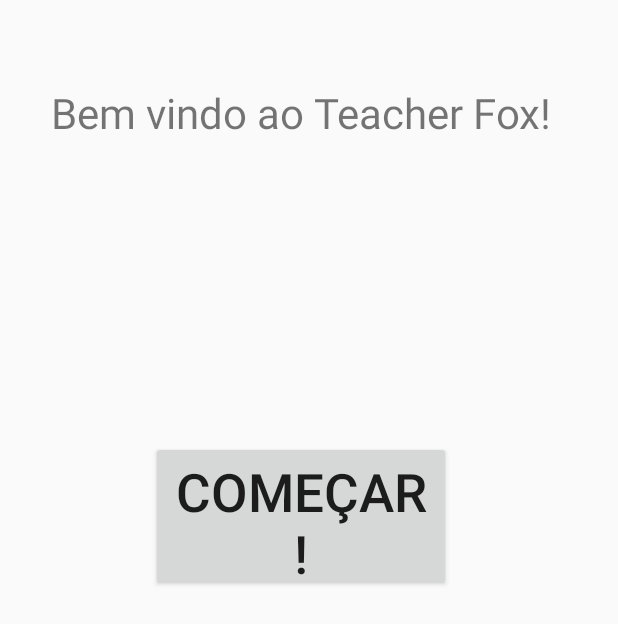
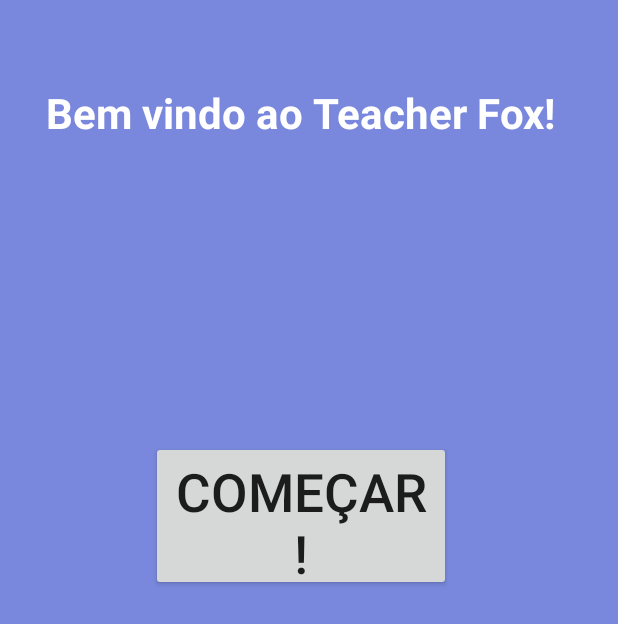
Before and after one commit to AndreArrebola/TeacherFox, an Android app: the layout activity_main.xml on its own in the app's theme, with its tools: preview values and no code run, on a phone screen of 412 x 824 dp. Shown: the top 624 px of the screen. Run offline under Robolectric (Android 15) with nearby library versions, the phone set to English and light mode, and no system bars.

Commit message:
Conceito tela de introdução

```diff
--- a/TeacherFox/app/src/main/res/layout/activity_main.xml
+++ b/TeacherFox/app/src/main/res/layout/activity_main.xml
@@ -7,7 +7,7 @@
     android:paddingLeft="@dimen/activity_horizontal_margin"
     android:paddingRight="@dimen/activity_horizontal_margin"
     android:paddingTop="@dimen/activity_vertical_margin"
-
+android:background="@color/colorPrimary"
     tools:context="com.teacherfox.legendary.teacherfox.MainActivity">
 <LinearLayout
     android:layout_width="match_parent"
@@ -20,6 +20,8 @@
         android:text="@string/welcome"
         android:layout_gravity="center"
         android:layout_marginTop="40dp"
+        android:textColor="#FFFFFF"
+        android:textStyle="bold"
         android:textSize="28dp"/>
     <LinearLayout
         android:layout_width="wrap_content"
@@ -30,7 +32,7 @@
         <Button
             android:layout_width="200dp"
             android:layout_height="100dp"
-android:textSize="35dp"
+            android:textSize="35dp"
             android:text="Começar!"/>
 
     </LinearLayout>
--- a/TeacherFox/app/src/main/res/values/colors.xml
+++ b/TeacherFox/app/src/main/res/values/colors.xml
@@ -1,6 +1,6 @@
 <?xml version="1.0" encoding="utf-8"?>
 <resources>
-    <color name="colorPrimary">#3F51B5</color>
+    <color name="colorPrimary">#7988dc</color>
     <color name="colorPrimaryDark">#303F9F</color>
-    <color name="colorAccent">#FF4081</color>
+    <color name="colorAccent">#ff9a0e</color>
 </resources>
--- a/TeacherFox/app/src/main/res/values/styles.xml
+++ b/TeacherFox/app/src/main/res/values/styles.xml
@@ -1,7 +1,7 @@
 <resources>
 
     <!-- Base application theme. -->
-    <style name="AppTheme" parent="Theme.AppCompat.Light.DarkActionBar">
+    <style name="AppTheme" parent="Theme.AppCompat.Light.NoActionBar">
         <!-- Customize your theme here. -->
         <item name="colorPrimary">@color/colorPrimary</item>
         <item name="colorPrimaryDark">@color/colorPrimaryDark</item>
```
